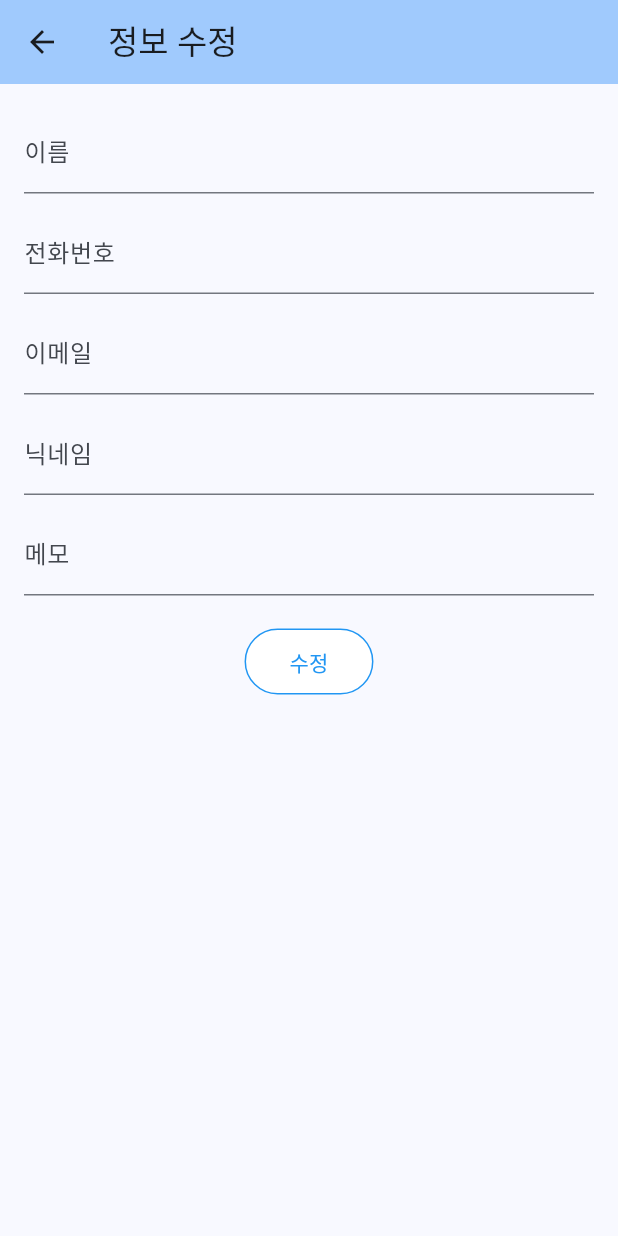
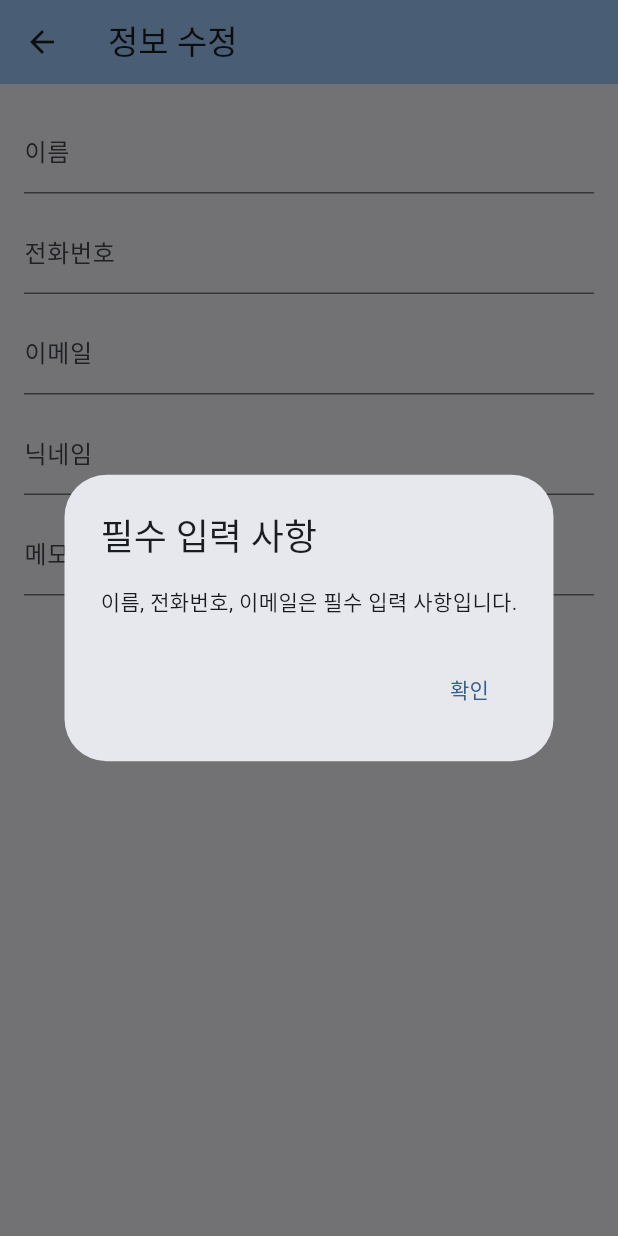
Before and after one commit to kimyk0101/phone_app_flutter, a Flutter app: the EditForm screen opened by its route, after a tap on "수정", on a phone screen of 412 x 824 dp. Run offline on Flutter 3.47's test engine with Material 3 defaults, Android fonts, the phone set to English and light mode, and no system bars; our stand-ins replace dio; network calls fail.

Commit message:
[연경] 주석 정리 및 수정 기능(필수 필드 입력X -> 경고창)

```diff
--- a/lib/editForm.dart
+++ b/lib/editForm.dart
@@ -1,3 +1,16 @@
+/**
+ * ${PHONEAPP}
+ *  FileName : ${editForm.dart}
+ * Class: ${EditForm}.
+ * Created by ${승룡}.
+ * Created On ${3.14}.
+ * Description: 연락처 수정 폼
+ *
+ * 필수 필드 (id, name, phone_number, email) - Null || 공백 불가 -> 경고 메세지
+ * 선택적 필드 (nickname, memo) - Null 가능
+ * nickname과 memo - Null 일 경우 공백으로 처리
+ */
+
 import 'package:flutter/material.dart';
 import 'package:phone_app_flutter/phoneAppVo.dart';
 import 'package:dio/dio.dart';
@@ -57,16 +70,28 @@ class _EditFormState extends State<_EditForm> {
 
       if (response.statusCode == 200) {
         setState(() {
-          _nameController.text = response.data["name"] ?? '';
+          // 서버에서 받은 값
+          String name = response.data["name"] ?? '';
           String phone_number = response.data["phone_number"] ?? '';
+          String email = response.data["email"] ?? '';
+          String nickname = response.data["nickname"] ?? ''; // 공백 처리
+          String memo = response.data["memo"] ?? ''; // 공백 처리
 
-          // 전화번호 형식 변환 필요시 여기서 처리
-          // 예: 국제 형식에서 지역 형식으로 변환
+          // 필수 필드 체크: null 또는 공백이면 수정 불가
+          if (name.isEmpty || phone_number.isEmpty || email.isEmpty) {
+            // 필수 값이 비어있는 경우 경고 메시지
+            ScaffoldMessenger.of(context).showSnackBar(
+              SnackBar(content: Text("이름, 전화번호, 이메일은 필수 입력 사항입니다.")),
+            );
+            return; // 수정 불가
+          }
 
+          // 필수 값이 채워진 경우에만 수정 가능
+          _nameController.text = name;
           _phoneNumberController.text = phone_number;
-          _emailController.text = response.data["email"] ?? '';
-          _nicknameController.text = response.data["nickname"] ?? '';
-          _memoController.text = response.data["memo"] ?? '';
+          _emailController.text = email;
+          _nicknameController.text = nickname;
+          _memoController.text = memo;
         });
       }
     } catch (e) {
@@ -74,6 +99,35 @@ class _EditFormState extends State<_EditForm> {
         context,
       ).showSnackBar(SnackBar(content: Text('데이터를 불러오지 못했습니다.')));
     }
+  }
+
+  void onSaveButtonPressed() {
+    // 필수 값이 null이나 공백인 경우 수정 불가
+    if (_nameController.text.isEmpty ||
+        _phoneNumberController.text.isEmpty ||
+        _emailController.text.isEmpty) {
+      // 필수 입력 값이 비어 있을 때 경고 메시지
+      showDialog(
+        context: context,
+        builder: (context) {
+          return AlertDialog(
+            title: Text("필수 입력 사항"),
+            content: Text("이름, 전화번호, 이메일은 필수 입력 사항입니다."),
+            actions: <Widget>[
+              TextButton(
+                onPressed: () {
+                  Navigator.of(context).pop(); // 경고창 닫기
+                },
+                child: Text("확인"),
+              ),
+            ],
+          );
+        },
+      );
+      return; // 수정되지 않도록 return으로 종료
+    }
+    // 필수 값이 모두 채워졌다면 수정 저장
+    updatePhoneApp(); // 데이터를 서버에 전송하는 함수 호출
   }
 
   @override
@@ -118,7 +172,8 @@ class _EditFormState extends State<_EditForm> {
           ),
           SizedBox(height: 20),
           TextButton(
-            onPressed: updatePhoneApp,
+            onPressed:
+                onSaveButtonPressed, // onPressed에서 직접 updatePhoneApp()을 호출하지 않음
             child: Text("수정", style: TextStyle(color: Colors.blue)), // 글자색 파랑
             style: TextButton.styleFrom(
               backgroundColor: Colors.white, // 배경색 하얀색
```
Also changed, not shown: lib/detailPage.dart (+12 -0 lines), lib/list.dart (+9 -0 lines), lib/phoneAppVo.dart (+11 -0 lines), lib/writeForm.dart (+15 -1 lines).
